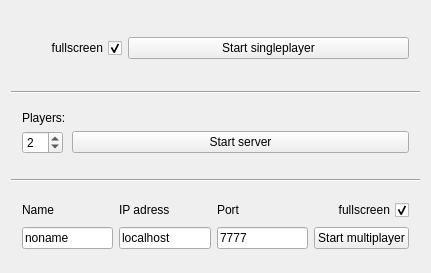
valer00n/walkers, file src/settings.ui: the form before one commit.
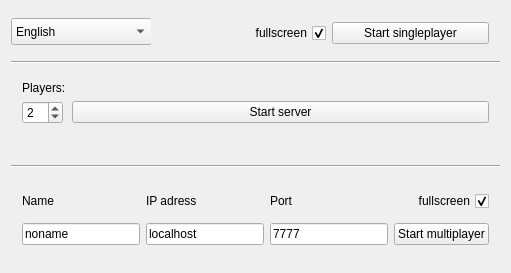
The form after the commit.

```diff
--- a/src/settings.ui
+++ b/src/settings.ui
@@ -6,7 +6,7 @@
    <rect>
     <x>0</x>
     <y>0</y>
-    <width>431</width>
+    <width>511</width>
     <height>273</height>
    </rect>
   </property>
@@ -14,15 +14,51 @@
    <string>Walkers Launcher</string>
   </property>
   <widget class="QWidget" name="centralWidget">
-   <layout class="QVBoxLayout" name="verticalLayout">
-    <item>
+   <layout class="QGridLayout" name="gridLayout_2">
+    <item row="0" column="0">
+     <widget class="QWidget" name="widget" native="true">
+      <property name="minimumSize">
+       <size>
+        <width>140</width>
+        <height>30</height>
+       </size>
+      </property>
+      <property name="maximumSize">
+       <size>
+        <width>140</width>
+        <height>30</height>
+       </size>
+      </property>
+      <widget class="QComboBox" name="comboBox">
+       <property name="geometry">
+        <rect>
+         <x>0</x>
+         <y>0</y>
+         <width>141</width>
+         <height>27</height>
+        </rect>
+       </property>
+       <item>
+        <property name="text">
+         <string>English</string>
+        </property>
+       </item>
+       <item>
+        <property name="text">
+         <string>Русский</string>
+        </property>
+       </item>
+      </widget>
+     </widget>
+    </item>
+    <item row="0" column="1">
      <widget class="QWidget" name="single_s" native="true">
       <layout class="QHBoxLayout" name="horizontalLayout">
        <item>
         <widget class="QCheckBox" name="fullscreenS">
          <property name="maximumSize">
           <size>
-           <width>100</width>
+           <width>500</width>
            <height>16777215</height>
           </size>
          </property>
@@ -50,14 +86,14 @@
       </layout>
      </widget>
     </item>
-    <item>
+    <item row="1" column="0" colspan="2">
      <widget class="Line" name="line">
       <property name="orientation">
        <enum>Qt::Horizontal</enum>
       </property>
      </widget>
     </item>
-    <item>
+    <item row="2" column="0" colspan="2">
      <widget class="QWidget" name="server_s" native="true">
       <layout class="QFormLayout" name="formLayout_2">
        <item row="2" column="0">
@@ -90,14 +126,14 @@
       </layout>
      </widget>
     </item>
-    <item>
+    <item row="3" column="0" colspan="2">
      <widget class="Line" name="line_2">
       <property name="orientation">
        <enum>Qt::Horizontal</enum>
       </property>
      </widget>
     </item>
-    <item>
+    <item row="4" column="0" colspan="2">
      <widget class="QWidget" name="mult_s" native="true">
       <layout class="QGridLayout" name="gridLayout">
        <item row="5" column="3">
@@ -125,7 +161,7 @@
         <widget class="QCheckBox" name="fullscreenM">
          <property name="maximumSize">
           <size>
-           <width>100</width>
+           <width>500</width>
            <height>16777215</height>
           </size>
          </property>
```
